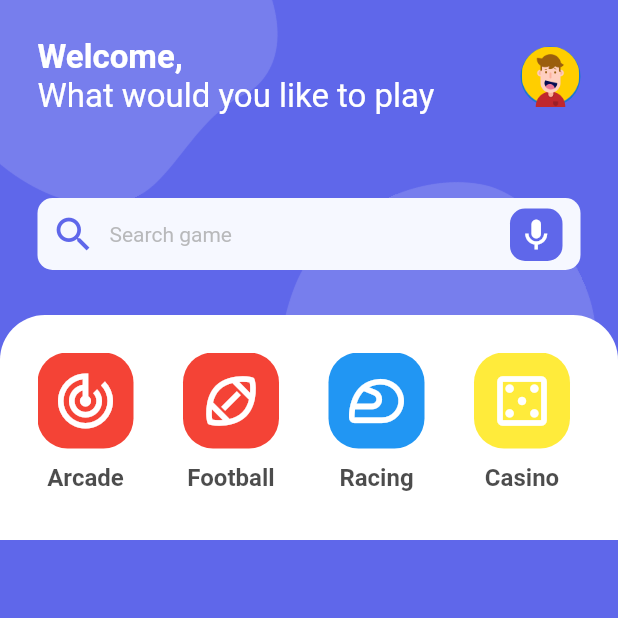
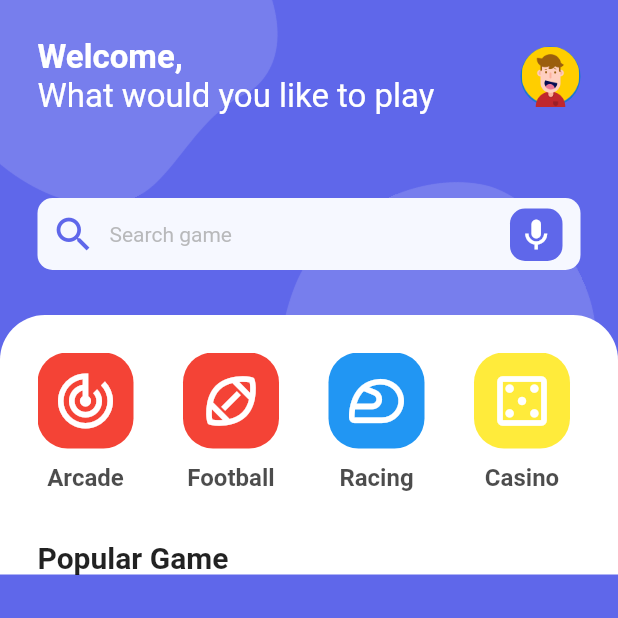
Before and after one commit to abdullakn/game_store, a Flutter app: the screen it shows after launch, on a phone screen of 412 x 824 dp, the top half of it. Run offline on Flutter 3.47's test engine with Material 2 defaults, Android fonts, the light colour scheme and no system bars.

Commit message:
heading reusable completed

```diff
--- a/lib/screens/home/widgets/category.dart
+++ b/lib/screens/home/widgets/category.dart
@@ -64,9 +64,21 @@ class CategoryGame extends StatelessWidget {
                       width: 33,
                     ),
                 itemCount: category_list.length),
-          )
+          ),
+          _buildHeading('Popular Game')
         ],
       ),
     );
   }
+
+  Widget _buildHeading(String text){
+    return Container(
+      padding: EdgeInsets.symmetric(horizontal: 25),
+      width: double.maxFinite,
+      child: Text(text,style: TextStyle(fontWeight: FontWeight.bold,fontSize: 20),),
+
+    );
+
+
+  }
 }
```
